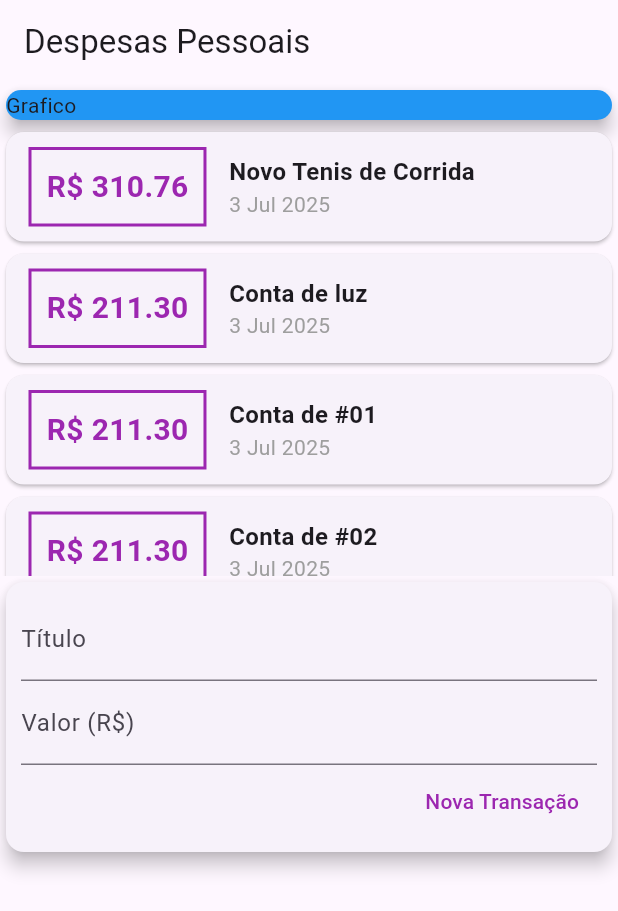
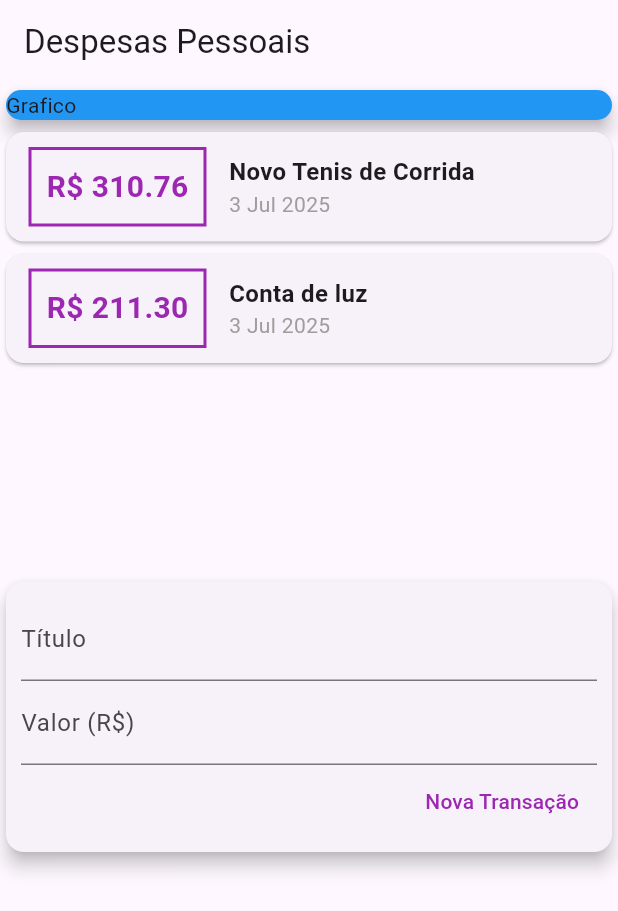
Before and after one commit to Vinicius-Rodriguess/expenses_flutter, a Flutter app: the screen it shows after launch, after a tap on "Nova Transação", on a phone screen of 412 x 824 dp. Shown: the top 911 px of the screen. Run offline on Flutter 3.47's test engine with Material 3 defaults, Android fonts, the phone set to English and light mode, and no system bars.

Commit message:
:sparkles: feat: Adicionado teclado numerico em transaction_form

```diff
--- a/lib/components/transaction_form.dart
+++ b/lib/components/transaction_form.dart
@@ -6,6 +6,15 @@ class TransactionForm extends StatelessWidget {
   final void Function(String, double) onSubmit;
 
   TransactionForm(this.onSubmit);
+
+  _submitForm() {
+    final title = titleController.text;
+    final value = double.tryParse(valueController.text) ?? 0.0;
+
+    if (title.isEmpty || value <= 0) return;
+
+    onSubmit(title, value);
+  }
 
   @override
   Widget build(BuildContext context) {
@@ -17,10 +26,13 @@ class TransactionForm extends StatelessWidget {
           children: [
             TextField(
               controller: titleController,
+              onSubmitted: (_) => _submitForm(),
               decoration: InputDecoration(labelText: 'Título'),
             ),
             TextField(
               controller: valueController,
+              keyboardType: TextInputType.numberWithOptions(decimal: true),
+              onSubmitted: (_) => _submitForm(),
               decoration: InputDecoration(labelText: 'Valor (R\$)'),
             ),
             Row(
@@ -31,11 +43,7 @@ class TransactionForm extends StatelessWidget {
                     'Nova Transação',
                     style: TextStyle(color: Colors.purple),
                   ),
-                  onPressed: () {
-                    final title = titleController.text;
-                    final value = double.tryParse(valueController.text) ?? 0.0;
-                    onSubmit(title, value);
-                  },
+                  onPressed: _submitForm,
                 ),
               ],
             ),
--- a/lib/components/transaction_user.dart
+++ b/lib/components/transaction_user.dart
@@ -23,31 +23,7 @@ class _TransactionUserState extends State<TransactionUser> {
       title: 'Conta de luz',
       value: 211.30,
       date: DateTime.now(),
-    ),
-    Transaction(
-      id: 't3',
-      title: 'Conta de #01',
-      value: 211.30,
-      date: DateTime.now(),
-    ),
-    Transaction(
-      id: 't4',
-      title: 'Conta de #02',
-      value: 211.30,
-      date: DateTime.now(),
-    ),
-    Transaction(
-      id: 't5',
-      title: 'Conta de #03',
-      value: 211.30,
-      date: DateTime.now(),
-    ),
-    Transaction(
-      id: 't6',
-      title: 'Conta de #04',
-      value: 211.30,
-      date: DateTime.now(),
-    ),
+    )
   ];
 
   _addTransaction(String title, double value) {
```
